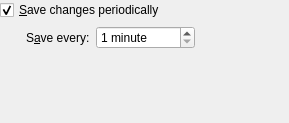
The window that src/confpagemisc.ui (KDE/kjots) describes before a commit, drawn with Qt 5.
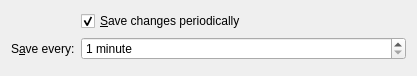
The same window after the commit.

```diff
--- a/src/confpagemisc.ui
+++ b/src/confpagemisc.ui
@@ -6,16 +6,31 @@
    <rect>
     <x>0</x>
     <y>0</y>
-    <width>289</width>
-    <height>123</height>
+    <width>417</width>
+    <height>76</height>
    </rect>
   </property>
-  <layout class="QGridLayout">
-   <property name="margin">
-    <number>0</number>
-   </property>
-   <item row="1" column="2">
-    <widget class="QSpinBox" name="autoSaveInterval">
+  <layout class="QVBoxLayout">
+   <item>
+    <layout class="QFormLayout" name="formLayout">
+     <item row="1" column="0">
+      <widget class="QLabel" name="textLabel1">
+       <property name="whatsThis">
+        <string>This is the number of minutes KJots will wait before automatically saving changes.</string>
+       </property>
+       <property name="text">
+        <string>S&amp;ave every:</string>
+       </property>
+       <property name="wordWrap">
+        <bool>false</bool>
+       </property>
+       <property name="buddy">
+        <cstring>kcfg_AutoSaveInterval</cstring>
+       </property>
+      </widget>
+     </item>
+     <item row="1" column="1">
+      <widget class="QSpinBox" name="kcfg_AutoSaveInterval">
      <property name="whatsThis">
       <string>This is the number of minutes KJots will wait before automatically saving changes.</string>
      </property>
@@ -33,72 +48,8 @@
      </property>
     </widget>
    </item>
-   <item row="1" column="1">
-    <widget class="QLabel" name="textLabel1">
-     <property name="whatsThis">
-      <string>This is the number of minutes KJots will wait before automatically saving changes.</string>
-     </property>
-     <property name="text">
-      <string>S&amp;ave every:</string>
-     </property>
-     <property name="wordWrap">
-      <bool>false</bool>
-     </property>
-     <property name="buddy">
-      <cstring>autoSaveInterval</cstring>
-     </property>
-    </widget>
-   </item>
-   <item row="1" column="3">
-    <spacer name="spacer1">
-     <property name="orientation">
-      <enum>Qt::Horizontal</enum>
-     </property>
-     <property name="sizeType">
-      <enum>QSizePolicy::Expanding</enum>
-     </property>
-     <property name="sizeHint" stdset="0">
-      <size>
-       <width>40</width>
-       <height>20</height>
-      </size>
-     </property>
-    </spacer>
-   </item>
-   <item row="3" column="2">
-    <spacer name="spacer4">
-     <property name="orientation">
-      <enum>Qt::Vertical</enum>
-     </property>
-     <property name="sizeType">
-      <enum>QSizePolicy::Expanding</enum>
-     </property>
-     <property name="sizeHint" stdset="0">
-      <size>
-       <width>20</width>
-       <height>30</height>
-      </size>
-     </property>
-    </spacer>
-   </item>
-   <item row="1" column="0">
-    <spacer name="spacer3">
-     <property name="orientation">
-      <enum>Qt::Horizontal</enum>
-     </property>
-     <property name="sizeType">
-      <enum>QSizePolicy::Fixed</enum>
-     </property>
-     <property name="sizeHint" stdset="0">
-      <size>
-       <width>20</width>
-       <height>20</height>
-      </size>
-     </property>
-    </spacer>
-   </item>
-   <item row="0" column="0" colspan="4">
-    <widget class="QCheckBox" name="autoSave">
+     <item row="0" column="1">
+      <widget class="QCheckBox" name="kcfg_AutoSave">
      <property name="whatsThis">
       <string>When &quot;Save changes periodically&quot; is checked, KJots will automatically save changes made to books at the interval defined below.</string>
      </property>
@@ -111,6 +62,8 @@
     </widget>
    </item>
   </layout>
+   </item>
+  </layout>
  </widget>
  <resources/>
  <connections>
```
Left out of the diff: 20 changed lines with no effect on the pictures. Lines whose indentation alone changed are shown as unchanged.
